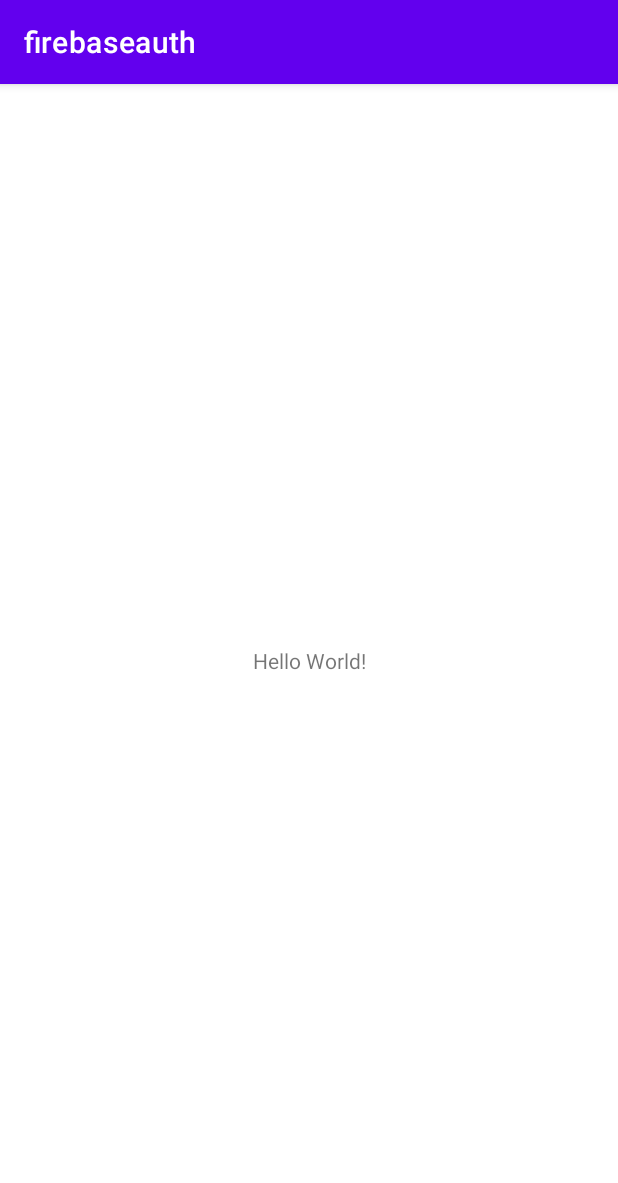
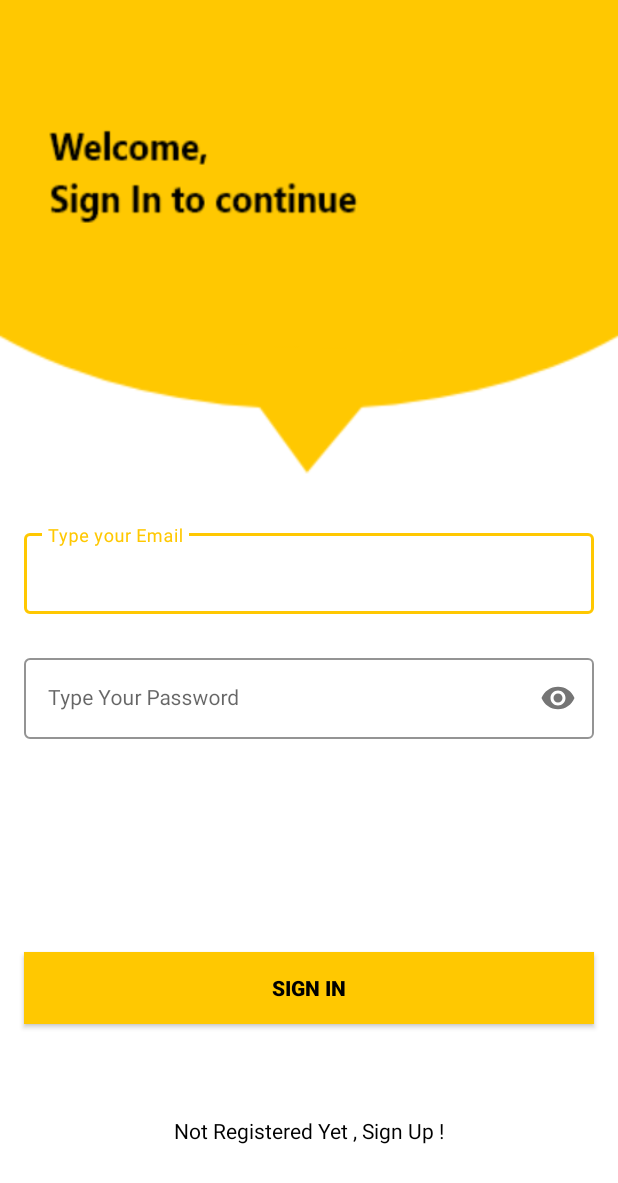
Before and after one commit to chrismargo/firebaseauth, an Android app: the screen it shows after launch (MainActivity before the commit, SignInActivity after it), on a phone screen of 412 x 824 dp. Shown: the top 1183 px of the screen. Run offline under Robolectric (Android 15) with nearby library versions, the phone set to English and light mode, and no system bars; our stand-ins replace Firebase (no records; nobody signed in at launch, a user with empty details on screens opened directly).

Commit message:
added sign up and sign in auth

```diff
--- a/app/src/main/java/com/example/firebaseauth/MainActivity.kt
+++ b/app/src/main/java/com/example/firebaseauth/MainActivity.kt
@@ -1,11 +1,17 @@
 package com.example.firebaseauth
 
+import android.app.Activity
 import androidx.appcompat.app.AppCompatActivity
 import android.os.Bundle
+import com.example.firebaseauth.databinding.ActivityMainBinding
 
 class MainActivity : AppCompatActivity() {
+
+    private lateinit var binding: ActivityMainBinding
+
     override fun onCreate(savedInstanceState: Bundle?) {
         super.onCreate(savedInstanceState)
-        setContentView(R.layout.activity_main)
+        binding = ActivityMainBinding.inflate(layoutInflater)
+        setContentView(binding.root)
     }
 }
--- /dev/null
+++ b/app/src/main/java/com/example/firebaseauth/SignInActivity.kt
@@ -0,0 +1,53 @@
+package com.example.firebaseauth
+
+import android.content.Intent
+import androidx.appcompat.app.AppCompatActivity
+import android.os.Bundle
+import android.widget.Toast
+import com.example.firebaseauth.databinding.ActivitySignInBinding
+import com.google.firebase.auth.FirebaseAuth
+
+class SignInActivity : AppCompatActivity() {
+
+    private lateinit var binding: ActivitySignInBinding
+    private lateinit var firebaseAuth: FirebaseAuth
+
+    override fun onCreate(savedInstanceState: Bundle?) {
+        super.onCreate(savedInstanceState)
+        binding = ActivitySignInBinding.inflate(layoutInflater)
+        setContentView(binding.root)
+
+        firebaseAuth = FirebaseAuth.getInstance()
+
+        binding.textView.setOnClickListener {
+            startActivity(Intent(this, SignUpActivity::class.java))
+        }
+
+        binding.button.setOnClickListener {
+            val email = binding.emailEt.text.toString()
+            val pass = binding.passET.text.toString()
+
+            if (email.isNotEmpty() && pass.isNotEmpty()){
+                    firebaseAuth.signInWithEmailAndPassword(email, pass).addOnCompleteListener {
+                        if(it.isSuccessful){
+                            startActivity(Intent(this, MainActivity::class.java))
+                        }else{
+                            Toast.makeText(this@SignInActivity,"Account registration failed. Please try again",
+                                Toast.LENGTH_SHORT).show()
+                        }
+                    }
+            }else{
+                Toast.makeText(this@SignInActivity,"Empty fields are not allowed. Please make sure all fields are filled",
+                    Toast.LENGTH_SHORT).show()
+            }
+        }
+    }
+
+    override fun onStart(){
+        super.onStart()
+        if(firebaseAuth.currentUser != null){
+            startActivity(Intent(this@SignInActivity, MainActivity::class.java))
+        }
+
+    }
+}
--- /dev/null
+++ b/app/src/main/res/layout/activity_sign_in.xml
@@ -0,0 +1,84 @@
+<?xml version="1.0" encoding="utf-8"?>
+<androidx.constraintlayout.widget.ConstraintLayout xmlns:android="http://schemas.android.com/apk/res/android"
+    xmlns:app="http://schemas.android.com/apk/res-auto"
+    xmlns:tools="http://schemas.android.com/tools"
+    android:layout_width="match_parent"
+    android:layout_height="match_parent"
+    android:background="@drawable/signin_screen"
+    tools:context=".SignInActivity">
+
+    <com.google.android.material.textfield.TextInputLayout
+        android:id="@+id/emailLayout"
+        style="@style/LoginTextInputOuterFieldStyle"
+        android:layout_width="match_parent"
+        android:layout_height="wrap_content"
+        android:layout_marginHorizontal="16dp"
+        android:layout_marginTop="350dp"
+        app:boxStrokeColor="@color/yellow"
+        app:hintTextColor="@color/yellow"
+        app:layout_constraintEnd_toEndOf="parent"
+        app:layout_constraintHorizontal_bias="0.5"
+        app:layout_constraintStart_toStartOf="parent"
+        app:layout_constraintTop_toTopOf="parent">
+
+        <com.google.android.material.textfield.TextInputEditText
+            android:id="@+id/emailEt"
+            style="@style/LoginTextInputInnerFieldStyle"
+            android:layout_width="match_parent"
+            android:layout_height="wrap_content"
+            android:hint="Type your Email"
+            android:inputType="textEmailAddress" />
+    </com.google.android.material.textfield.TextInputLayout>
+
+    <com.google.android.material.textfield.TextInputLayout
+        android:id="@+id/passwordLayout"
+        style="@style/LoginTextInputOuterFieldStyle"
+        android:layout_width="match_parent"
+        android:layout_height="wrap_content"
+        android:layout_marginHorizontal="16dp"
+        android:layout_marginTop="24dp"
+        app:boxStrokeColor="@color/yellow"
+        app:hintTextColor="@color/yellow"
+        app:layout_constraintEnd_toEndOf="parent"
+        app:layout_constraintHorizontal_bias="0.5"
+        app:layout_constraintStart_toStartOf="parent"
+        app:layout_constraintTop_toBottomOf="@id/emailLayout"
+        app:passwordToggleEnabled="true">
+
+        <com.google.android.material.textfield.TextInputEditText
+            android:id="@+id/passET"
+            style="@style/LoginTextInputInnerFieldStyle"
+            android:layout_width="match_parent"
+            android:layout_height="wrap_content"
+            android:hint="Type Your Password"
+            android:inputType="textPassword" />
+    </com.google.android.material.textfield.TextInputLayout>
+
+    <androidx.appcompat.widget.AppCompatButton
+        android:id="@+id/button"
+        android:layout_width="0dp"
+        android:layout_height="wrap_content"
+        android:layout_marginHorizontal="16dp"
+        android:background="@color/yellow"
+        android:text="Sign In"
+        android:textColor="@color/black"
+        android:textStyle="bold"
+        app:layout_constraintBottom_toBottomOf="parent"
+        app:layout_constraintEnd_toEndOf="parent"
+        app:layout_constraintHorizontal_bias="0.5"
+        app:layout_constraintStart_toStartOf="parent"
+        app:layout_constraintTop_toBottomOf="@+id/passwordLayout" />
+
+    <TextView
+        android:id="@+id/textView"
+        android:layout_width="wrap_content"
+        android:layout_height="wrap_content"
+        android:textColor="@color/black"
+        android:text="Not Registered Yet , Sign Up !"
+        app:layout_constraintBottom_toBottomOf="parent"
+        app:layout_constraintEnd_toEndOf="parent"
+        app:layout_constraintHorizontal_bias="0.5"
+        app:layout_constraintStart_toStartOf="parent"
+        app:layout_constraintTop_toBottomOf="@+id/button" />
+
+</androidx.constraintlayout.widget.ConstraintLayout>
--- a/app/src/main/res/values/colors.xml
+++ b/app/src/main/res/values/colors.xml
@@ -7,4 +7,5 @@
     <color name="teal_700">#FF018786</color>
     <color name="black">#FF000000</color>
     <color name="white">#FFFFFFFF</color>
+    <color name="yellow">#FFC801</color>
 </resources>
--- a/app/src/main/res/values/themes.xml
+++ b/app/src/main/res/values/themes.xml
@@ -1,6 +1,6 @@
 <resources xmlns:tools="http://schemas.android.com/tools">
     <!-- Base application theme. -->
-    <style name="Theme.Firebaseauth" parent="Theme.MaterialComponents.DayNight.DarkActionBar">
+    <style name="Theme.Firebaseauth" parent="Theme.MaterialComponents.DayNight.NoActionBar">
         <!-- Primary brand color. -->
         <item name="colorPrimary">@color/purple_500</item>
         <item name="colorPrimaryVariant">@color/purple_700</item>
@@ -10,7 +10,25 @@
         <item name="colorSecondaryVariant">@color/teal_700</item>
         <item name="colorOnSecondary">@color/black</item>
         <!-- Status bar color. -->
-        <item name="android:statusBarColor" tools:targetApi="l">?attr/colorPrimaryVariant</item>
+        <item name="android:statusBarColor" tools:targetApi="l">@color/yellow</item>
         <!-- Customize your theme here. -->
     </style>
+
+    <style name="LoginTextInputOuterFieldStyle" parent="Widget.MaterialComponents.TextInputLayout.OutlinedBox">
+        <item name="android:layout_width">match_parent</item>
+        <item name="android:layout_height">wrap_content</item>
+        <item name="android:layout_marginTop">15dp</item>
+        <item name="android:layout_marginBottom">15dp</item>
+    </style>
+
+    <style name="LoginTextInputInnerFieldStyle" parent="Widget.MaterialComponents.TextInputLayout.OutlinedBox">
+        <item name="android:layout_width">match_parent</item>
+        <item name="android:layout_height">wrap_content</item>
+        <item name="android:textColor">@color/black</item>
+        <item name="android:textColorHint">@color/black</item>
+        <item name="android:maxLines">1</item>
+        <item name="android:textSize">14sp</item>
+        <item name="android:singleLine">true</item>
+    </style>
+
 </resources>
```
Also changed, not shown: app/build.gradle (+7 -0 lines), app/src/main/AndroidManifest.xml (+9 -0 lines), app/src/main/java/com/example/firebaseauth/SignUpActivity.kt (added, +49 -0 lines), app/src/main/res/layout/activity_sign_up.xml (added, +107 -0 lines), build.gradle (+6 -1 lines), app/src/main/res/drawable/signin_screen.png (added), app/src/main/res/drawable/signup_screen.png (added), 1 other file.
